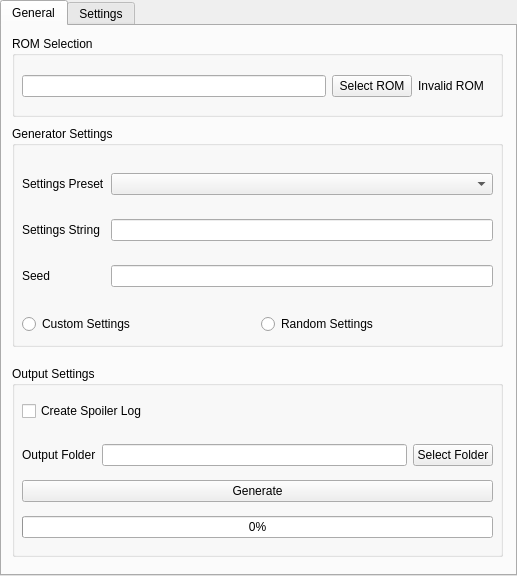
This is rando/gui/ui/patcher.ui in Yanis002/strando as Qt 5 draws it before an edit. The edited form follows.
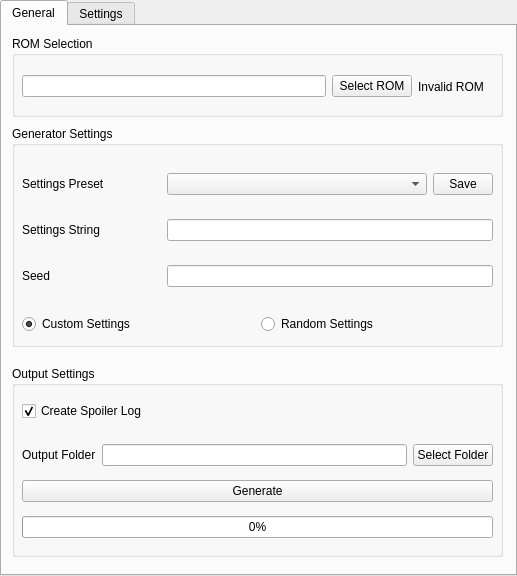
This is the edited form. The open tabs and pages were chosen to show the change.

Commit message: patcher: impl rom/output select and settings import, update, export

What changed in the file:
```diff
--- a/rando/gui/ui/patcher.ui
+++ b/rando/gui/ui/patcher.ui
@@ -2,6 +2,9 @@
 <ui version="4.0">
  <class>TabWidget</class>
  <widget class="QTabWidget" name="TabWidget">
+  <property name="enabled">
+   <bool>true</bool>
+  </property>
   <property name="geometry">
    <rect>
     <x>0</x>
@@ -10,6 +13,12 @@
     <height>576</height>
    </rect>
   </property>
+  <property name="minimumSize">
+   <size>
+    <width>517</width>
+    <height>576</height>
+   </size>
+  </property>
   <property name="windowTitle">
    <string>Spirit Tracks Randomizer v0.0.1</string>
   </property>
@@ -44,7 +53,7 @@
        <x>10</x>
        <y>30</y>
        <width>471</width>
-       <height>40</height>
+       <height>41</height>
       </rect>
      </property>
      <layout class="QHBoxLayout" name="rom_layout">
@@ -106,20 +115,42 @@
       </rect>
      </property>
      <layout class="QGridLayout" name="gen_layout">
-      <item row="0" column="0">
-       <widget class="QLabel" name="gen_lbl_preset">
-        <property name="text">
-         <string>Settings Preset</string>
-        </property>
-       </widget>
-      </item>
+      <property name="horizontalSpacing">
+       <number>6</number>
+      </property>
       <item row="0" column="1">
        <widget class="QComboBox" name="gen_combo_preset">
+        <property name="minimumSize">
+         <size>
+          <width>260</width>
+          <height>0</height>
+         </size>
+        </property>
+        <property name="maximumSize">
+         <size>
+          <width>16777215</width>
+          <height>16777215</height>
+         </size>
+        </property>
         <property name="placeholderText">
          <string>Select Preset</string>
         </property>
        </widget>
       </item>
+      <item row="0" column="0">
+       <widget class="QLabel" name="gen_lbl_preset">
+        <property name="text">
+         <string>Settings Preset</string>
+        </property>
+       </widget>
+      </item>
+      <item row="2" column="0">
+       <widget class="QLabel" name="gen_lbl_seed">
+        <property name="text">
+         <string>Seed</string>
+        </property>
+       </widget>
+      </item>
       <item row="1" column="0">
        <widget class="QLabel" name="gen_lbl_string">
         <property name="text">
@@ -127,17 +158,29 @@
         </property>
        </widget>
       </item>
-      <item row="1" column="1">
+      <item row="0" column="2">
+       <widget class="QPushButton" name="gen_btn_preset">
+        <property name="minimumSize">
+         <size>
+          <width>0</width>
+          <height>0</height>
+         </size>
+        </property>
+        <property name="maximumSize">
+         <size>
+          <width>60</width>
+          <height>16777215</height>
+         </size>
+        </property>
+        <property name="text">
+         <string>Save</string>
+        </property>
+       </widget>
+      </item>
+      <item row="1" column="1" colspan="2">
        <widget class="QLineEdit" name="gen_string"/>
       </item>
-      <item row="2" column="0">
-       <widget class="QLabel" name="gen_lbl_seed">
-        <property name="text">
-         <string>Seed</string>
-        </property>
-       </widget>
-      </item>
-      <item row="2" column="1">
+      <item row="2" column="1" colspan="2">
        <widget class="QLineEdit" name="gen_seed"/>
       </item>
      </layout>
@@ -157,6 +200,9 @@
         <property name="text">
          <string>Custom Settings</string>
         </property>
+        <property name="checked">
+         <bool>true</bool>
+        </property>
        </widget>
       </item>
       <item>
@@ -243,6 +289,9 @@
         <property name="text">
          <string>Create Spoiler Log</string>
         </property>
+        <property name="checked">
+         <bool>true</bool>
+        </property>
        </widget>
       </item>
      </layout>
@@ -627,7 +676,7 @@
         </rect>
        </property>
        <property name="currentIndex">
-        <number>3</number>
+        <number>0</number>
        </property>
        <item>
         <property name="text">
@@ -791,7 +840,7 @@
        <rect>
         <x>10</x>
         <y>250</y>
-        <width>161</width>
+        <width>201</width>
         <height>101</height>
        </rect>
       </property>
@@ -803,10 +852,13 @@
         <rect>
          <x>10</x>
          <y>40</y>
-         <width>141</width>
+         <width>181</width>
          <height>31</height>
         </rect>
        </property>
+       <property name="currentIndex">
+        <number>0</number>
+       </property>
        <item>
         <property name="text">
          <string>Open</string>
@@ -997,7 +1049,11 @@
          </widget>
         </item>
         <item>
-         <widget class="QSpinBox" name="goal_dgn_amount"/>
+         <widget class="QSpinBox" name="goal_dgn_amount">
+          <property name="maximum">
+           <number>5</number>
+          </property>
+         </widget>
         </item>
        </layout>
       </widget>
@@ -1024,7 +1080,7 @@
         </rect>
        </property>
        <property name="currentIndex">
-        <number>3</number>
+        <number>0</number>
        </property>
        <item>
         <property name="text">
```
The commit also changes 10 other files.
